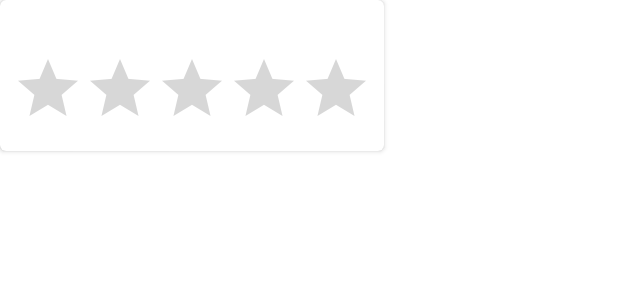
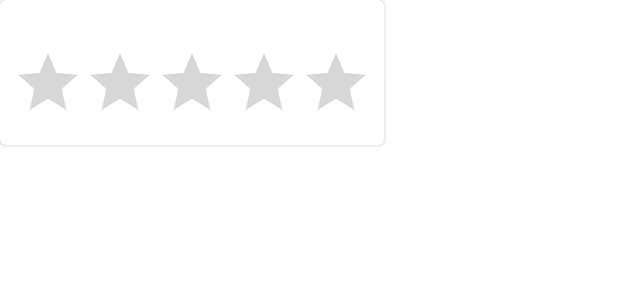
Before and after one commit to zlendo1/rma-cinema-mobile-app, an Android app: the layout item_impression_rating.xml on its own in the app's theme, with its tools: preview values and no code run, on a phone screen of 412 x 824 dp. Shown: the top 300 px of the screen. Run offline under Robolectric (Android 15) with nearby library versions, the phone set to English and light mode, and no system bars.

Commit message:
minor change in formatting

```diff
--- a/app/src/main/res/layout/item_impression_rating.xml
+++ b/app/src/main/res/layout/item_impression_rating.xml
@@ -27,7 +27,7 @@
             android:layout_width="wrap_content"
             android:layout_height="wrap_content"
             android:layout_marginStart="8dp"
-            android:layout_marginTop="8dp"
+            android:layout_marginTop="4dp"
             android:layout_marginEnd="8dp"
             android:layout_marginBottom="8dp"
             app:layout_constraintBottom_toBottomOf="parent"
--- a/app/src/main/res/layout/item_impression_review.xml
+++ b/app/src/main/res/layout/item_impression_review.xml
@@ -27,7 +27,7 @@
             android:layout_width="0dp"
             android:layout_height="wrap_content"
             android:layout_marginStart="8dp"
-            android:layout_marginTop="8dp"
+            android:layout_marginTop="4dp"
             android:layout_marginEnd="8dp"
             android:layout_marginBottom="8dp"
             app:layout_constraintBottom_toBottomOf="parent"
```
